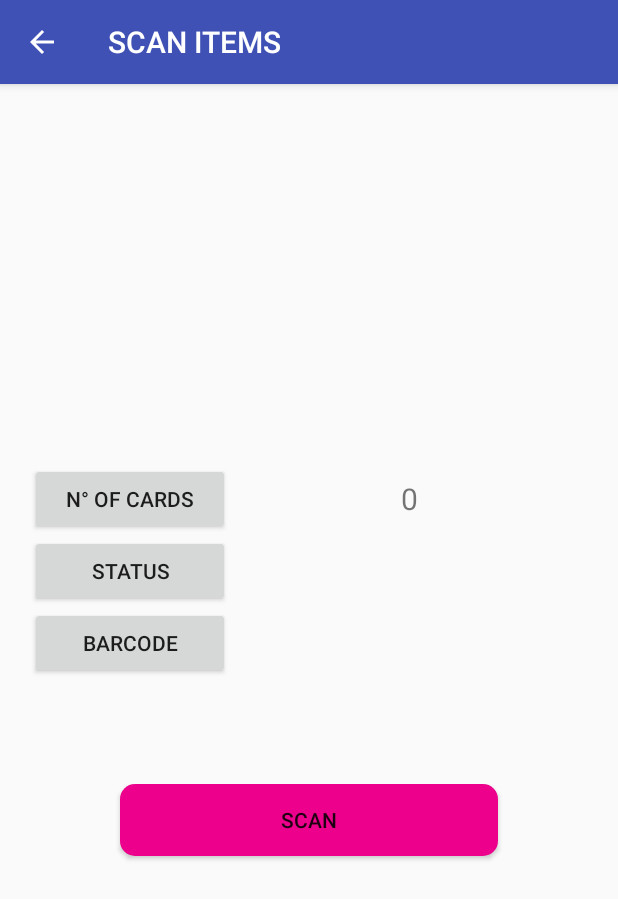
After one commit to bismarabia/SparCardsDelivery, an Android app: the ScanItems screen opened directly, with no data from a screen before it, on a phone screen of 412 x 824 dp. The commit adds this screen. Shown: the top 899 px of the screen. Run offline under Robolectric (Android 15) with nearby library versions, the phone set to English and light mode, and no system bars.

Commit message:
nothing is cooler than committing lol

```diff
--- /dev/null
+++ b/app/src/main/java/com/bisma/rabia/sparcardsdelivery/scan/ScanItems.java
@@ -0,0 +1,41 @@
+package com.bisma.rabia.sparcardsdelivery.scan;
+
+import android.os.Bundle;
+import android.support.annotation.IntegerRes;
+import android.support.annotation.Nullable;
+import android.support.v7.app.ActionBar;
+import android.support.v7.app.AppCompatActivity;
+import android.view.View;
+import android.widget.TextView;
+
+import com.bisma.rabia.sparcardsdelivery.R;
+
+
+public class ScanItems extends AppCompatActivity {
+
+    TextView no_cards, status, barcode;
+
+    @Override
+    protected void onCreate(@Nullable Bundle savedInstanceState) {
+        super.onCreate(savedInstanceState);
+        setContentView(R.layout.scan_items);
+
+        ActionBar actionBar = getSupportActionBar();
+        actionBar.setHomeButtonEnabled(true);
+        actionBar.setDisplayHomeAsUpEnabled(true);
+        actionBar.setTitle("SCAN ITEMS");
+
+        no_cards = (TextView) findViewById(R.id.no_cards_et);
+        status = (TextView) findViewById(R.id.status_et);
+        barcode = (TextView) findViewById(R.id.barcode_et);
+
+        findViewById(R.id.scan_btn).setOnClickListener(new View.OnClickListener() {
+            @Override
+            public void onClick(View view) {
+                int count = Integer.valueOf(no_cards.getText().toString());
+                no_cards.setText(String.valueOf((++count)));
+            }
+        });
+
+    }
+}
--- a/app/src/main/res/drawable/shape_button.xml
+++ b/app/src/main/res/drawable/shape_button.xml
@@ -9,10 +9,10 @@
 
     <corners
         android:radius="5dp"
-        android:bottomLeftRadius="30dp"
-        android:bottomRightRadius="5dp"
-        android:topLeftRadius="5dp"
-        android:topRightRadius="30dp" >
+        android:bottomLeftRadius="10dp"
+        android:bottomRightRadius="10dp"
+        android:topLeftRadius="10dp"
+        android:topRightRadius="10dp" >
     </corners>
 
 
--- /dev/null
+++ b/app/src/main/res/layout/scan_items.xml
@@ -0,0 +1,103 @@
+<?xml version="1.0" encoding="utf-8"?>
+<LinearLayout xmlns:android="http://schemas.android.com/apk/res/android"
+    android:layout_width="match_parent"
+    android:layout_height="match_parent"
+    android:gravity="center"
+    android:orientation="vertical">
+
+    <TableLayout
+        android:layout_width="match_parent"
+        android:layout_height="wrap_content">
+
+        <TableRow
+            android:layout_width="match_parent"
+            android:layout_height="wrap_content"
+            android:layout_marginEnd="20dp"
+            android:layout_marginStart="20dp"
+            android:orientation="horizontal"
+            android:padding="0dp">
+
+            <Button
+                android:layout_width="wrap_content"
+                android:layout_height="match_parent"
+                android:layout_weight="1"
+                android:padding="0dp"
+                android:text="N° of Cards" />
+
+            <TextView
+                android:id="@+id/no_cards_et"
+                android:layout_width="wrap_content"
+                android:layout_height="match_parent"
+                android:layout_weight="5"
+                android:gravity="center"
+                android:padding="0dp"
+                android:text="0"
+                android:textSize="20sp" />
+
+        </TableRow>
+
+        <TableRow
+            android:layout_width="match_parent"
+            android:layout_height="wrap_content"
+            android:layout_marginEnd="20dp"
+            android:layout_marginStart="20dp"
+            android:orientation="horizontal"
+            android:padding="0dp">
+
+            <Button
+                android:layout_width="wrap_content"
+                android:layout_height="match_parent"
+                android:layout_weight="1"
+                android:padding="0dp"
+                android:text="Status" />
+
+            <TextView
+                android:id="@+id/status_et"
+                android:layout_width="wrap_content"
+                android:layout_height="match_parent"
+                android:layout_weight="5"
+                android:gravity="center"
+                android:padding="0dp"
+                android:text=""
+                android:textSize="20sp" />
+
+        </TableRow>
+
+        <TableRow
+            android:layout_width="match_parent"
+            android:layout_height="wrap_content"
+            android:layout_marginEnd="20dp"
+            android:layout_marginStart="20dp"
+            android:orientation="horizontal"
+            android:padding="0dp">
+
+            <Button
+                android:layout_width="wrap_content"
+                android:layout_height="wrap_content"
+                android:layout_weight="1"
+                android:text="barcode" />
+
+            <TextView
+                android:id="@+id/barcode_et"
+                android:layout_width="wrap_content"
+                android:layout_height="match_parent"
+                android:layout_weight="5"
+                android:gravity="center"
+                android:padding="0dp"
+                android:text=""
+                android:textSize="20sp" />
+
+        </TableRow>
+    </TableLayout>
+
+    <Button
+        android:id="@+id/scan_btn"
+        android:layout_width="match_parent"
+        android:layout_height="wrap_content"
+        android:layout_marginEnd="80dp"
+        android:layout_marginStart="80dp"
+        android:layout_marginTop="70dp"
+        android:background="@drawable/shape_button"
+        android:text="scan" />
+
+</LinearLayout>
```
Also changed, not shown: app/build.gradle (+6 -1 lines), app/src/main/AndroidManifest.xml (+7 -1 lines), app/src/main/java/com/bisma/rabia/sparcardsdelivery/importexport/ImportFile.java (added, +20 -0 lines), app/src/main/java/com/bisma/rabia/sparcardsdelivery/login/LoginActivity.java (+56 -2 lines), app/src/main/java/com/bisma/rabia/sparcardsdelivery/model/request/Params.java (added, +25 -0 lines), app/src/main/java/com/bisma/rabia/sparcardsdelivery/model/request/Participant.java (added, +8 -0 lines), app/src/main/java/com/bisma/rabia/sparcardsdelivery/model/request/User.java (added, +23 -0 lines), app/src/main/java/com/bisma/rabia/sparcardsdelivery/model/request/UserClient.java (added, +14 -0 lines), app/src/main/java/com/bisma/rabia/sparcardsdelivery/model/response/connect/ResultConnect.java (added, +7 -0 lines), app/src/main/java/com/bisma/rabia/sparcardsdelivery/model/response/connect/ResultConnect_.java (added, +7 -0 lines), app/src/main/java/com/bisma/rabia/sparcardsdelivery/orders/OrderAdapter.java (+17 -11 lines), app/src/main/java/com/bisma/rabia/sparcardsdelivery/orders/OrderList.java (deleted, +0 -33 lines), app/src/main/java/com/bisma/rabia/sparcardsdelivery/orders/OrderRV.java (added, +45 -0 lines), app/src/main/res/drawable/shape.xml (+4 -4 lines), 2 more files.
